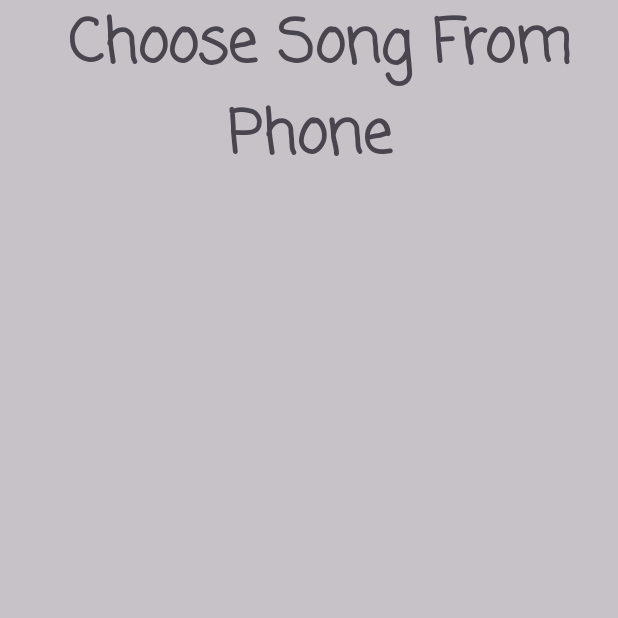
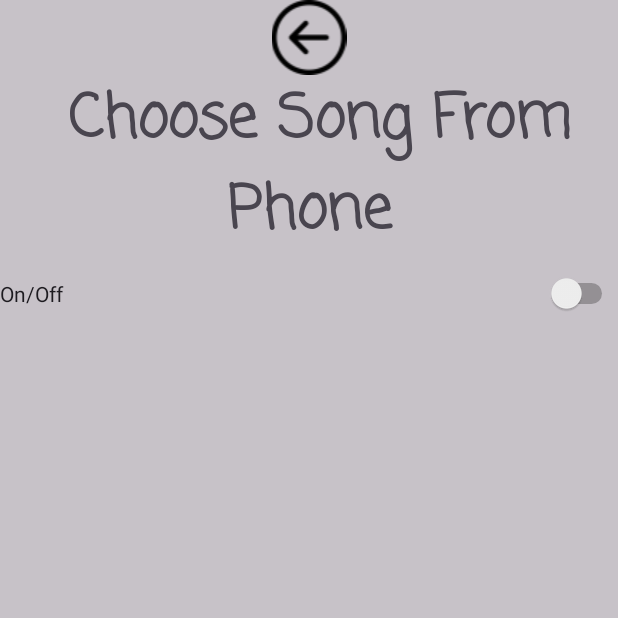
Before and after one commit to Assafsin/UltimateTicTacToe, an Android app: the screen it shows after launch (MusicListActivity), after a tap on "MusicList", on a phone screen of 412 x 824 dp, the top half of it. Run offline under Robolectric (Android 15) with nearby library versions, the phone set to English and light mode, and no system bars; 1 statement that could not run was skipped.

Commit message:
fixed music

```diff
--- a/app/src/main/java/com/example/ultimatetictactoe/MusicListActivity.java
+++ b/app/src/main/java/com/example/ultimatetictactoe/MusicListActivity.java
@@ -1,7 +1,10 @@
 package com.example.ultimatetictactoe;
+
+import static com.example.ultimatetictactoe.StartActivity.musicService;
 
 import android.Manifest;
 import android.content.ContentResolver;
+import android.content.Intent;
 import android.content.pm.PackageManager;
 import android.database.Cursor;
 import android.net.Uri;
@@ -10,7 +13,9 @@ import android.provider.MediaStore;
 import android.view.View;
 import android.widget.AdapterView;
 import android.widget.ArrayAdapter;
+import android.widget.ImageView;
 import android.widget.ListView;
+import android.widget.Switch;
 
 import androidx.activity.EdgeToEdge;
 import androidx.appcompat.app.AppCompatActivity;
@@ -20,7 +25,11 @@ import androidx.core.content.ContextCompat;
 import java.util.ArrayList;
 
 
-public class MusicListActivity extends AppCompatActivity {
+public class MusicListActivity extends AppCompatActivity  implements View.OnClickListener {
+
+    // starts background music if off stops it
+    private Switch switchMusic;
+    private ImageView back;
 
     private ListView lvSongs;
     private ArrayList<Song> songList;
@@ -49,11 +58,7 @@ public class MusicListActivity extends AppCompatActivity {
         } else {
             //todo enter to the list
         }
-
-
         getSongs();
-
-
         adapter = new ArrayAdapter(this, android.R.layout.simple_list_item_1, songsNames);
         lvSongs.setAdapter(adapter);
         lvSongs.setOnItemClickListener(new AdapterView.OnItemClickListener() {
@@ -61,10 +66,16 @@ public class MusicListActivity extends AppCompatActivity {
             @Override
             public void onItemClick(AdapterView<?> adapterView, View view, int i, long l) {
                 // change playing song to the chosen song
-                StartActivity.musicService.setSong(i);
-                StartActivity.musicService.playSong();
+                musicService.setSong(i);
+                musicService.playSong();
             }
         });
+
+        switchMusic = (Switch) findViewById(R.id.switchMusic);
+        switchMusic.setOnClickListener(this);
+
+        back = (ImageView) findViewById(R.id.back);
+        back.setOnClickListener(this);
 
     }
 
@@ -97,7 +108,28 @@ public class MusicListActivity extends AppCompatActivity {
     {
         super.onResume();
         if(StartActivity.isPlaying)
-            StartActivity.musicService.resume();
+            musicService.resume();
 
     }
+
+    @Override
+    public void onClick(View view) {
+
+        if (view.getId() == back.getId()) {
+            startActivity(new Intent(MusicListActivity.this, StartActivity.class));
+        }
+
+        if (view.getId() == R.id.switchMusic)
+        {
+            if (switchMusic.isChecked()) {
+                musicService.pause();
+                switchMusic.setChecked(true);
+            }
+            else {
+                musicService.resume();
+                switchMusic.setChecked(false);
+            }
+            StartActivity.isPlaying = !StartActivity.isPlaying;
+        }
+    }
 }
--- a/app/src/main/java/com/example/ultimatetictactoe/StartActivity.java
+++ b/app/src/main/java/com/example/ultimatetictactoe/StartActivity.java
@@ -4,7 +4,6 @@ import android.app.Dialog;
 import android.content.ComponentName;
 import android.content.Context;
 import android.content.Intent;
-import android.content.IntentFilter;
 import android.content.ServiceConnection;
 import android.content.SharedPreferences;
 import android.os.Bundle;
@@ -12,7 +11,6 @@ import android.os.IBinder;
 import android.view.View;
 import android.widget.Button;
 import android.widget.EditText;
-import android.widget.Switch;
 import android.widget.TextView;
 
 import androidx.activity.EdgeToEdge;
@@ -44,8 +42,7 @@ public class StartActivity extends AppCompatActivity implements View.OnClickList
 
     private boolean music;
 
-    // starts background music if off stops it
-    private Switch switchMusic;
+
 
 // music player
 // connect to class musiceservice
@@ -54,7 +51,7 @@ public class StartActivity extends AppCompatActivity implements View.OnClickList
 
     private Intent playIntent;
 
-    public static boolean isPlaying = true;
+    public static boolean isPlaying = false;
 
     // true if music is working else false
     private boolean musicBound;
@@ -99,9 +96,6 @@ public class StartActivity extends AppCompatActivity implements View.OnClickList
         btnExit = (Button) findViewById(R.id.btnExit);
         btnExit.setOnClickListener(this);
 
-        //music
-        //switchMusic = (Switch) findViewById(R.id.switchMusic);
-        //switchMusic.setOnClickListener(this);
 
         musicService = new MusicService();
         musicBound = false;
@@ -111,6 +105,8 @@ public class StartActivity extends AppCompatActivity implements View.OnClickList
                     Context.BIND_AUTO_CREATE);
             startService(playIntent);
         }
+
+        musicService.pause();
 
     }
 
@@ -154,20 +150,6 @@ public class StartActivity extends AppCompatActivity implements View.OnClickList
             musicService = null;
             finish();
         }
-
-        /*if (v.getId() == R.id.switchMusic)
-        {
-            if (switchMusic.isChecked()) {
-                musicService.pause();
-                switchMusic.setChecked(true);
-            }
-            else {
-                musicService.resume();
-                switchMusic.setChecked(false);
-            }
-            StartActivity.isPlaying = !StartActivity.isPlaying;
-        }*/
-
 
         if (v.getId() == btnScoreList.getId()) {
             startActivity(new Intent(this, LeaderBoard.class));
--- a/app/src/main/res/layout/activity_music_list.xml
+++ b/app/src/main/res/layout/activity_music_list.xml
@@ -20,6 +20,18 @@
             android:layout_width="match_parent"
             android:layout_height="match_parent">
 
+            <ImageView
+                android:id="@+id/back"
+                android:layout_width="50dp"
+                android:layout_height="wrap_content"
+                app:srcCompat="@drawable/btnback" />
+
+        </TableRow>
+
+        <TableRow
+            android:layout_width="match_parent"
+            android:layout_height="match_parent">
+
             <TextView
                 android:layout_width="wrap_content"
                 android:layout_height="wrap_content"
@@ -29,6 +41,18 @@
                 android:text=" Choose Song From Phone"
                 android:textSize="40sp"
                 android:textStyle="normal|bold" />
+
+        </TableRow>
+
+        <TableRow
+            android:layout_width="match_parent"
+            android:layout_height="match_parent">
+
+            <Switch
+                android:id="@+id/switchMusic"
+                android:layout_width="wrap_content"
+                android:layout_height="47dp"
+                android:text="On/Off" />
         </TableRow>
 
         <TableRow
```
